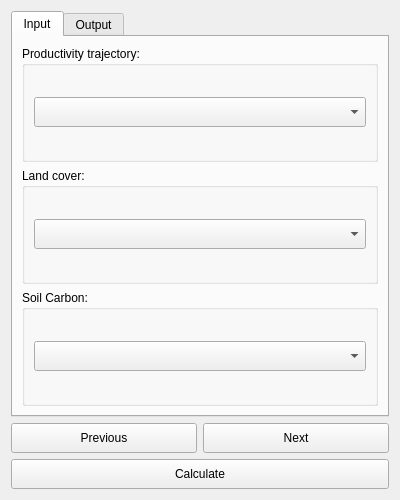
Qt form LDMP/gui/DlgReportingUNCCD.ui (ConservationInternational/trends.earth) before a commit.
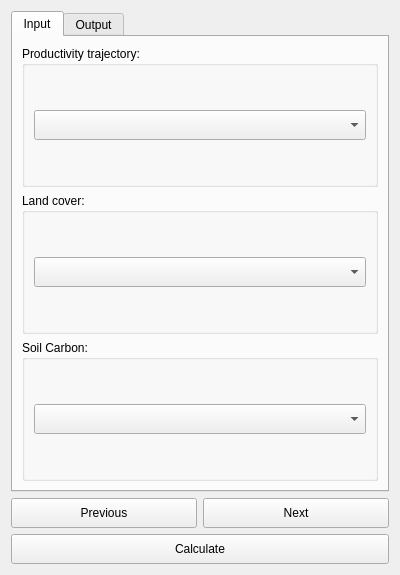
The same form after that commit.

Commit message: Cleanup nodata coding.

```diff
--- a/LDMP/gui/DlgReportingUNCCD.ui
+++ b/LDMP/gui/DlgReportingUNCCD.ui
@@ -7,7 +7,7 @@
     <x>0</x>
     <y>0</y>
     <width>400</width>
-    <height>500</height>
+    <height>575</height>
    </rect>
   </property>
   <property name="sizePolicy">
```
The commit also changes 1 other file.
